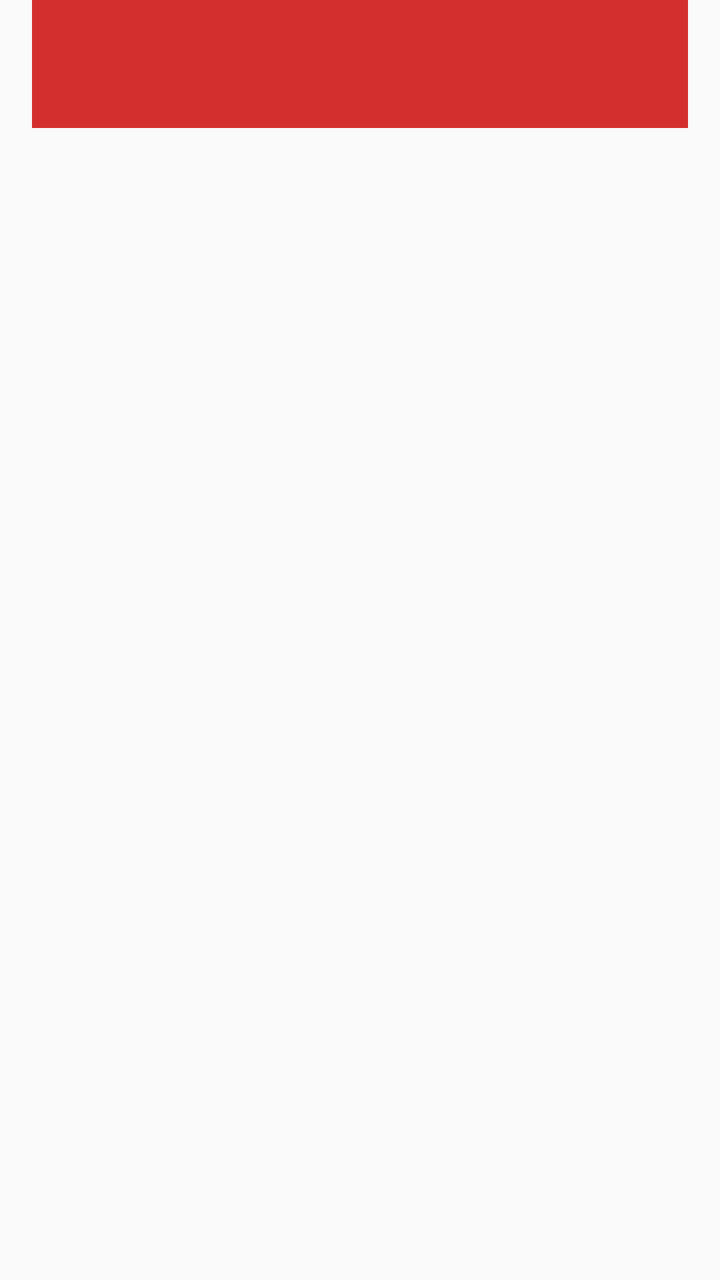
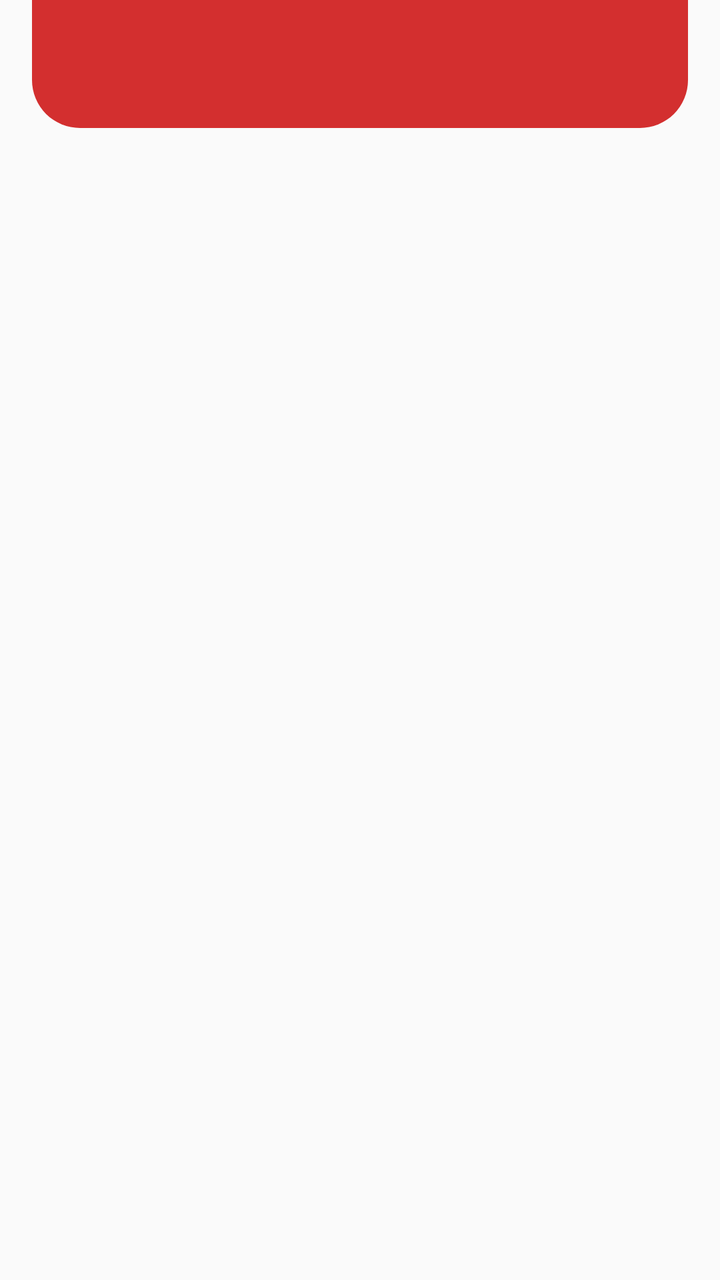

An Android layout rendered at two revisions. The XML below is the earlier revision; the diff shows what the commit changed to produce the second picture.
<!-- AndroidManifest.xml: application theme Theme.MuscleTraining -->
<!-- res/layout/toolbar_common.xml -->
<?xml version="1.0" encoding="utf-8"?>
<LinearLayout
    xmlns:android="http://schemas.android.com/apk/res/android"
    xmlns:app="http://schemas.android.com/apk/res-auto"
    android:layout_width="match_parent"
    android:layout_height="wrap_content"
    android:gravity="center_horizontal"
    android:paddingStart="16dp"
    android:paddingEnd="16dp">

    <LinearLayout
        android:layout_width="match_parent"
        android:layout_height="wrap_content"
        android:maxWidth="600dp">

        <com.google.android.material.appbar.MaterialToolbar
            android:id="@+id/toolbar"
            android:layout_width="match_parent"
            android:layout_height="?attr/actionBarSize"
            android:background="?attr/colorPrimary"
            app:titleCentered="true"
            app:titleTextColor="@android:color/black"
            app:navigationIconTint="@android:color/black" />

    </LinearLayout>

</LinearLayout>
<!-- resources referenced by this layout -->
<resources>
  <style name="Theme.MuscleTraining" parent="Base.Theme.MuscleTraining" />
  <style name="Base.Theme.MuscleTraining" parent="Theme.Material3.Light.NoActionBar">
  
          
          <item name="colorPrimary">@color/primary</item>
          <item name="colorOnPrimary">@color/on_primary</item>
          <item name="colorPrimaryContainer">@color/primary_container</item>
  
          
          <item name="colorSecondary">@color/secondary</item>
          <item name="colorOnSecondary">@color/on_secondary</item>
          <item name="colorSecondaryContainer">@color/secondary_container</item>
  
          
          <item name="colorTertiary">@color/tertiary</item>
          <item name="colorOnTertiary">@color/on_tertiary</item>
          <item name="colorTertiaryContainer">@color/tertiary_container</item>
  
          
          <item name="colorSurface">@color/surface</item>
          <item name="colorOnSurface">@color/black</item>
  
          
          <item name="android:windowBackground">@color/background</item>
  
          
          <item name="android:statusBarColor">@android:color/transparent</item>
          <item name="android:windowLightStatusBar">true</item>
  
      </style>
  <color name="primary">#D32F2F</color>
  <color name="on_primary">#FFFFFF</color>
  <color name="primary_container">#FFDAD4</color>
  <color name="secondary">#212121</color>
  <color name="on_secondary">#FFFFFF</color>
  <color name="secondary_container">#E0E0E0</color>
  <color name="tertiary">#C6FF00</color>
  <color name="on_tertiary">#000000</color>
  <color name="tertiary_container">#F4FF81</color>
  <color name="surface">#FAFAFA</color>
  <color name="black">#FF000000</color>
  <color name="background">#FAFAFA</color>
</resources>

<!-- the commit's change to res/layout/toolbar_common.xml (unified diff, before → after) -->
@@ -17,10 +17,20 @@
             android:id="@+id/toolbar"
             android:layout_width="match_parent"
             android:layout_height="?attr/actionBarSize"
-            android:background="?attr/colorPrimary"
+            android:background="@drawable/toolbar"
+            android:elevation="8dp"
+
             app:titleCentered="true"
-            app:titleTextColor="@android:color/black"
-            app:navigationIconTint="@android:color/black" />
+            app:titleTextColor="@android:color/white"
+            app:subtitleTextColor="@android:color/white"
+
+            android:textStyle="bold"
+
+            android:shadowColor="#66000000"
+            android:shadowDx="0"
+            android:shadowDy="2"
+            android:shadowRadius="4" />
+
 
     </LinearLayout>
 
<!-- resource entries referenced after the edit -->
@@ -1,5 +1,21 @@
 <!-- resources referenced by this layout -->
 <resources>
+  <!-- drawable toolbar (drawable) -->
+  <?xml version="1.0" encoding="utf-8"?>
+  <shape xmlns:android="http://schemas.android.com/apk/res/android"
+      android:shape="rectangle">
+  
+      
+      <solid android:color="?attr/colorPrimary" />
+  
+      
+      <corners
+          android:topLeftRadius="0dp"
+          android:topRightRadius="0dp"
+          android:bottomLeftRadius="24dp"
+          android:bottomRightRadius="24dp" />
+  
+  </shape>
   <style name="Theme.MuscleTraining" parent="Base.Theme.MuscleTraining" />
   <style name="Base.Theme.MuscleTraining" parent="Theme.Material3.Light.NoActionBar">
   
